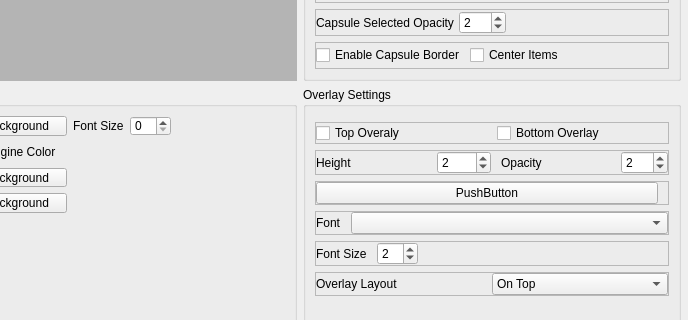
This is atlas/ui/dialog/SettingsDialog.ui in KJNeko/Atlas as Qt 5 draws it before an edit; both pictures show x 481 to 1169 and y 325 to 645 of the 1169 by 730 pixel window. The edited form follows.
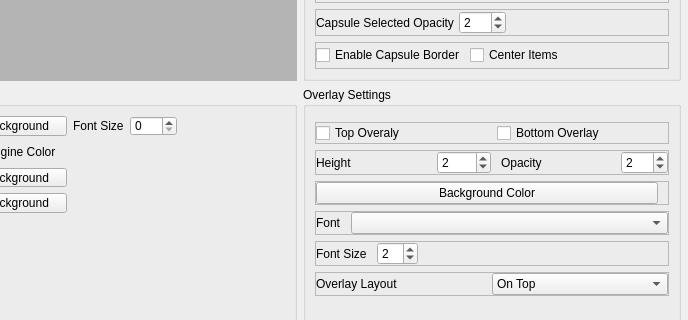
This is the edited form. Icons and pictures are not drawn.

Diff of the .ui file:
```diff
--- a/atlas/ui/dialog/SettingsDialog.ui
+++ b/atlas/ui/dialog/SettingsDialog.ui
@@ -1285,7 +1285,7 @@
              <item row="1" column="0">
               <widget class="QPushButton" name="pbOverlayColor">
                <property name="text">
-                <string>PushButton</string>
+                <string>Background Color</string>
                </property>
               </widget>
              </item>
@@ -2700,7 +2700,11 @@
            </widget>
           </item>
           <item row="0" column="8">
-           <widget class="QSpinBox" name="sp_title_fontsize"/>
+           <widget class="QSpinBox" name="sp_title_fontsize">
+            <property name="maximum">
+             <number>999</number>
+            </property>
+           </widget>
           </item>
          </layout>
         </widget>
```
